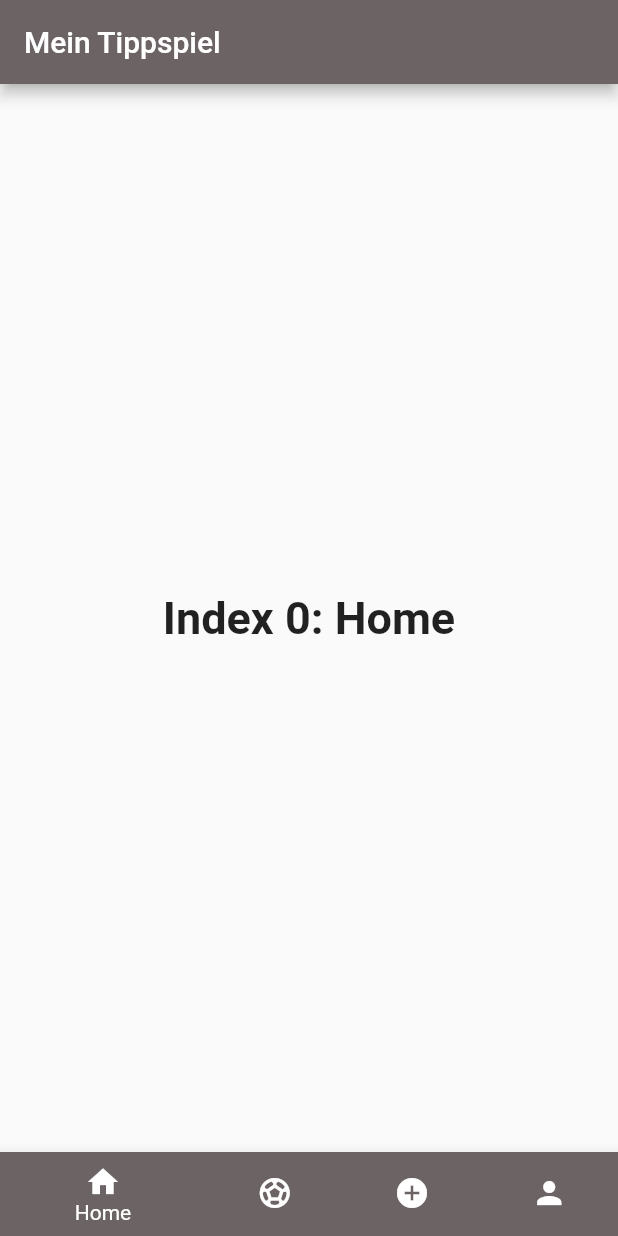
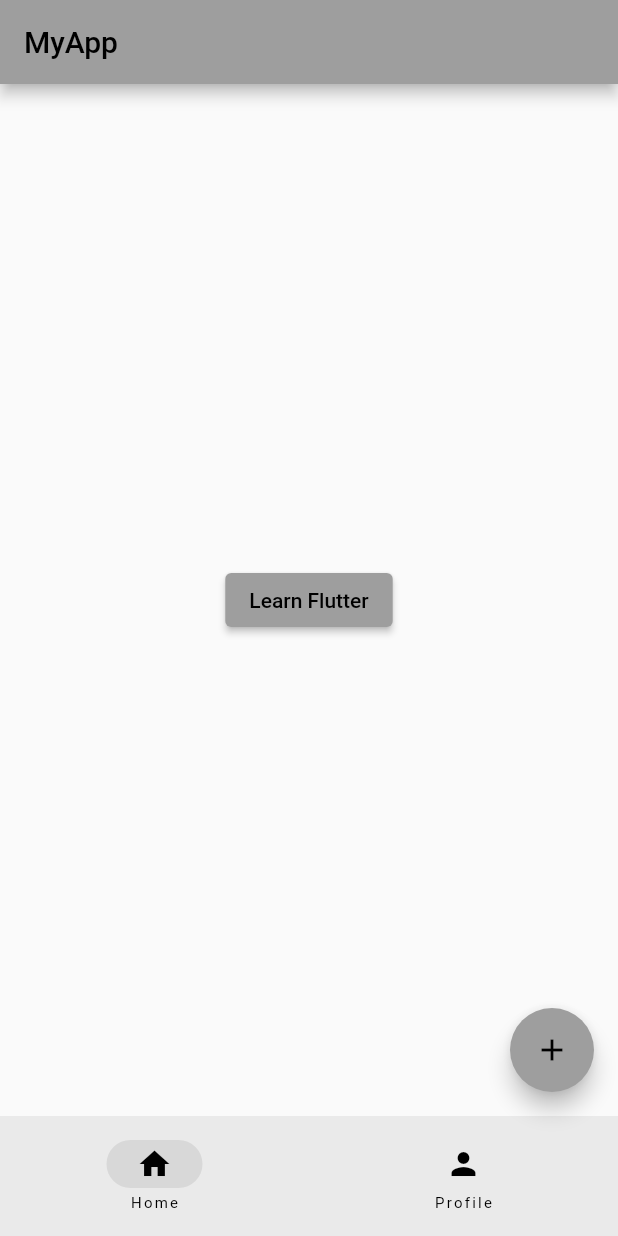
Before and after one commit to crisptells/SEIII_Flutter_App, a Flutter app: the screen it shows after launch, on a phone screen of 412 x 824 dp. Run offline on Flutter 3.47's test engine with Material 2 defaults, Android fonts, the phone set to English and light mode, and no system bars.

Commit message:
learn flutter app

```diff
--- /dev/null
+++ b/lib/home_page.dart
@@ -0,0 +1,24 @@
+import 'package:flutter/material.dart';
+import 'package:flutter_test_app/learn_flutter_page.dart';
+
+class HomePage extends StatelessWidget {
+  const HomePage({super.key});
+
+  @override
+  Widget build(BuildContext context) {
+    return Center(
+      child: ElevatedButton(
+        onPressed: () {
+          Navigator.of(context).push(
+            MaterialPageRoute(
+              builder: (BuildContext context) {
+                return const LearnFlutterPage();
+              },
+            ),
+          );
+        },
+        child: const Text('Learn Flutter'),
+      ),
+    );
+  }
+}
--- a/lib/main.dart
+++ b/lib/main.dart
@@ -1,19 +1,57 @@
 import 'package:flutter/material.dart';
-import './widgets/BottomBar/BottomBar.dart';
+import 'package:flutter_test_app/home_page.dart';
 
-void main() => runApp(const MyMainApp());
+void main() {
+  runApp(const MyApp());
+}
 
-class MyMainApp extends StatelessWidget {
-  const MyMainApp({super.key});
-
-  static const String _title = 'Flutter Code Sample';
+class MyApp extends StatelessWidget {
+  const MyApp({super.key});
 
   @override
   Widget build(BuildContext context) {
-    return const MaterialApp(
-      title: _title,
-      home: MyBottomBar(),
-
+    return MaterialApp(
+      debugShowCheckedModeBanner: false,
+      theme: ThemeData(primarySwatch: Colors.grey),
+      home: const RootPage(),
     );
   }
 }
+
+class RootPage extends StatefulWidget {
+  const RootPage({super.key});
+
+  @override
+  State<RootPage> createState() => _RootPageState();
+}
+
+class _RootPageState extends State<RootPage> {
+  int currentPage = 0;
+  @override
+  Widget build(BuildContext context) {
+    return Scaffold(
+      appBar: AppBar(
+        title: const Text('MyApp'),
+      ),
+      body: const HomePage(),
+      floatingActionButton: FloatingActionButton(
+        onPressed: () {
+          debugPrint('Text in Terminal');
+        },
+        child: const Icon(Icons.add),
+      ),
+      bottomNavigationBar: NavigationBar(
+        destinations: const [
+          NavigationDestination(icon: Icon(Icons.home), label: 'Home'),
+          NavigationDestination(icon: Icon(Icons.person), label: 'Profile'),
+        ],
+        onDestinationSelected: (int index){
+          setState(() {
+            currentPage = index;
+          });
+        },
+        selectedIndex: currentPage,
+      ),
+    );
+  }
+}
--- a/lib/widgets/BottomBar/BottomBar.dart
+++ /dev/null
@@ -1,80 +0,0 @@
-import 'package:flutter/material.dart';
-import '/Users/chris/Desktop/DHBW/SE3/SEIII_Flutter_App/lib/widgets/test/testButton.dart';
-
-
-class MyBottomBar extends StatefulWidget {
-  const MyBottomBar({super.key});
-
-  @override
-  State<MyBottomBar> createState() => _MyBottomBar();
-}
-
-class _MyBottomBar extends State<MyBottomBar> {
-  int _selectedIndex = 0;
-  static const TextStyle optionStyle =
-      TextStyle(fontSize: 30, fontWeight: FontWeight.bold);
-  static const List<Widget> _widgetOptions = <Widget>[
-    Text(
-      'Index 0: Home',
-      style: optionStyle,
-    ),
-    Text(
-      'Index 1: Spiele',
-      style: optionStyle,
-    ),
-    Text(
-      'Index 2: Tipps',
-      style: optionStyle,
-    ),
-    Text(
-      'Index 3: Benutzer',
-      style: optionStyle,
-    ),
-  ];
-
-  void _onItemTapped(int index) {
-    setState(() {
-      _selectedIndex = index;
-    });
-  }
-
-  @override
-  Widget build(BuildContext context) {
-    return Scaffold(
-      appBar: AppBar(
-        title: const Text('Mein Tippspiel'),
-        backgroundColor: Color.fromARGB(255, 108, 100, 100),
-      ),
-      body: Center(
-        child: _widgetOptions.elementAt(_selectedIndex),
-      ),
-      bottomNavigationBar: BottomNavigationBar(
-        items: const <BottomNavigationBarItem>[
-          BottomNavigationBarItem(
-            icon: Icon(Icons.home),
-            label: 'Home',
-            backgroundColor: Color.fromARGB(255, 108, 100, 100),
-          ),
-          BottomNavigationBarItem(
-            icon: Icon(Icons.sports_soccer),
-            label: 'Spiele',
-            backgroundColor: Color.fromARGB(255, 108, 100, 100),
-          ),
-          BottomNavigationBarItem(
-            icon: Icon(Icons.add_circle),
-            label: 'Tipps',
-            backgroundColor: Color.fromARGB(255, 108, 100, 100),
-          ),
-          BottomNavigationBarItem(
-            icon: Icon(Icons.person),
-            label: 'Account',
-            backgroundColor: Color.fromARGB(255, 108, 100, 100),
-          ),
-        ],
-        currentIndex: _selectedIndex,
-        selectedItemColor: Colors.white,
-        onTap: _onItemTapped,
-      ),
-    );
-  }
-}
--- a/pubspec.yaml
+++ b/pubspec.yaml
@@ -61,8 +61,8 @@ flutter:
   uses-material-design: true
 
   # To add assets to your application, add an assets section, like this:
-  # assets:
-  #   - images/a_dot_burr.jpeg
+  assets:
+    - images/
   #   - images/a_dot_ham.jpeg
 
   # An image asset can refer to one or more resolution-specific "variants", see
```
Also changed, not shown: lib/learn_flutter_page.dart (added, +91 -0 lines), images/mj.jpg (added), 2 other files.
